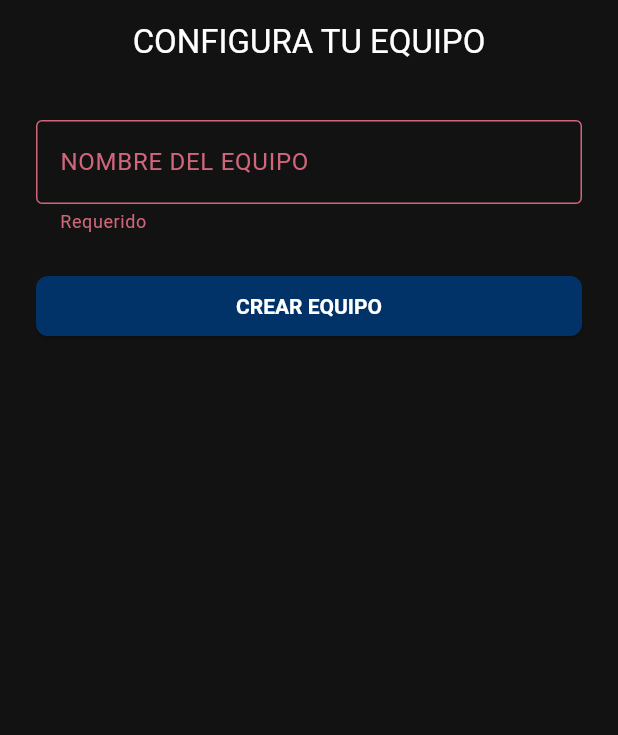
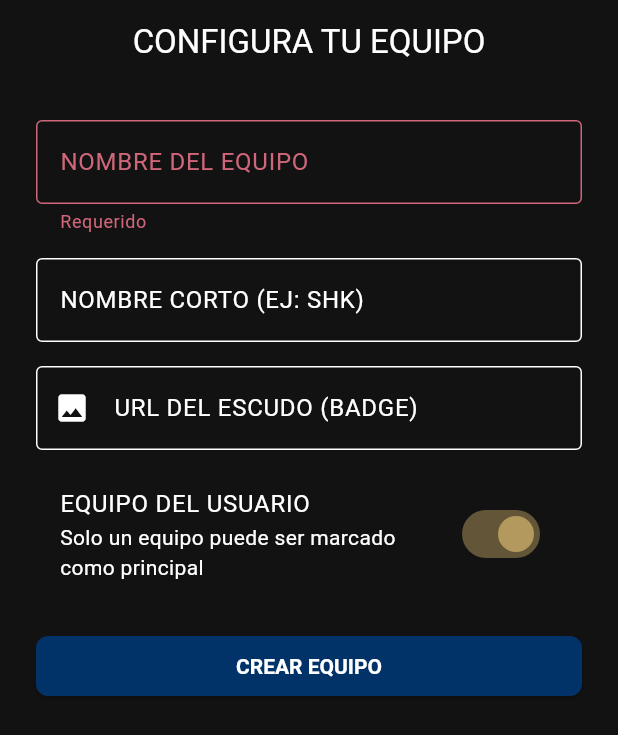
Before and after one commit to titozeio/tagfootstats, a Flutter app: the screen it shows after launch, after a tap on "CREAR EQUIPO", on a phone screen of 412 x 824 dp. Shown: the top 735 px of the screen. Run offline on Flutter 3.47's test engine with Material 3 defaults, Android fonts, the phone set to English and light mode, and no system bars; our stand-ins replace bloc, cloud_firestore, equatable, firebase_core, flutter_bloc, go_router and 1 more; accounts and stored records are empty.

Commit message:
- [x] In the Edit Team screen, the "manage players" button is hard to see, change its color. - [x] In the Edit Team Screen, teams should have some optional values, like "badge" or "short name". Add a way so the user can add an image as a badge for the team. - [x] In the Edit Team Screen, we should make it clear if that team is the user team. Maybe with a small icon or color. - [x] In the Teams screen, we should allow the user to change his team easily (with a selector or a button for each team "make it my team"). A user can only have one team, so When selecting a new team for the user, the previous one ceases to be its team.

```diff
--- a/tagfootstats/lib/data/models/team_model.dart
+++ b/tagfootstats/lib/data/models/team_model.dart
@@ -8,6 +8,7 @@ class TeamModel extends Team {
   const TeamModel({
     required super.id,
     required super.name,
+    super.shortName,
     super.logoUrl,
     super.isOwnTeam = false,
   });
@@ -21,6 +22,7 @@ class TeamModel extends Team {
     return TeamModel(
       id: entity.id,
       name: entity.name,
+      shortName: entity.shortName,
       logoUrl: entity.logoUrl,
       isOwnTeam: entity.isOwnTeam,
     );
--- a/tagfootstats/lib/domain/entities/team.dart
+++ b/tagfootstats/lib/domain/entities/team.dart
@@ -3,16 +3,18 @@ import 'package:equatable/equatable.dart';
 class Team extends Equatable {
   final String id;
   final String name;
+  final String? shortName;
   final String? logoUrl;
   final bool isOwnTeam;
 
   const Team({
     required this.id,
     required this.name,
+    this.shortName,
     this.logoUrl,
     this.isOwnTeam = false,
   });
 
   @override
-  List<Object?> get props => [id, name, logoUrl, isOwnTeam];
+  List<Object?> get props => [id, name, shortName, logoUrl, isOwnTeam];
 }
--- a/tagfootstats/lib/domain/repositories/team_repository.dart
+++ b/tagfootstats/lib/domain/repositories/team_repository.dart
@@ -6,4 +6,5 @@ abstract class TeamRepository {
   Future<void> saveTeam(Team team);
   Future<void> deleteTeam(String id);
   Future<Team?> getOwnTeam();
+  Future<void> setAsOwnTeam(String teamId);
 }
--- a/tagfootstats/lib/presentation/pages/admin/team_form_page.dart
+++ b/tagfootstats/lib/presentation/pages/admin/team_form_page.dart
@@ -19,12 +19,19 @@ class TeamFormPage extends StatefulWidget {
 class _TeamFormPageState extends State<TeamFormPage> {
   final _formKey = GlobalKey<FormState>();
   late TextEditingController _nameController;
+  late TextEditingController _shortNameController;
+  late TextEditingController _logoUrlController;
+  bool _isOwnTeam = false;
   bool _isSaving = false;
 
   @override
   void initState() {
     super.initState();
     _nameController = TextEditingController(text: widget.team?.name ?? '');
+    _shortNameController =
+        TextEditingController(text: widget.team?.shortName ?? '');
+    _logoUrlController = TextEditingController(text: widget.team?.logoUrl ?? '');
+    _isOwnTeam = widget.team?.isOwnTeam ?? widget.isInitialSetup;
   }
 
   @override
@@ -57,6 +64,34 @@ class _TeamFormPageState extends State<TeamFormPage> {
                 validator: (val) =>
                     val == null || val.isEmpty ? 'Requerido' : null,
               ),
+              const SizedBox(height: 16),
+              TextFormField(
+                controller: _shortNameController,
+                enabled: !_isSaving,
+                decoration: const InputDecoration(
+                  labelText: 'NOMBRE CORTO (EJ: SHK)',
+                  border: OutlineInputBorder(),
+                ),
+              ),
+              const SizedBox(height: 16),
+              TextFormField(
+                controller: _logoUrlController,
+                enabled: !_isSaving,
+                decoration: const InputDecoration(
+                  labelText: 'URL DEL ESCUDO (BADGE)',
+                  border: OutlineInputBorder(),
+                  prefixIcon: Icon(Icons.image),
+                ),
+              ),
+              const SizedBox(height: 16),
+              SwitchListTile(
+                title: const Text('EQUIPO DEL USUARIO'),
+                subtitle: const Text('Solo un equipo puede ser marcado como principal'),
+                value: _isOwnTeam,
+                activeColor: AppColors.nflGold,
+                onChanged:
+                    _isSaving ? null : (val) => setState(() => _isOwnTeam = val),
+              ),
               const SizedBox(height: 24),
               if (_isSaving)
                 const Center(child: CircularProgressIndicator())
@@ -71,10 +106,15 @@ class _TeamFormPageState extends State<TeamFormPage> {
                   widget.team != null &&
                   !_isSaving) ...[
                 const SizedBox(height: 16),
-                OutlinedButton.icon(
+                const SizedBox(height: 16),
+                ElevatedButton.icon(
                   onPressed: () => context.push('/players/${widget.team!.id}'),
-                  icon: const Icon(Icons.person),
-                  label: const Text('GESTIONAR JUGADORES'),
+                  style: ElevatedButton.styleFrom(
+                    backgroundColor: AppColors.nflGold,
+                    foregroundColor: Colors.black,
+                  ),
+                  icon: const Icon(Icons.people),
+                  label: const Text('GESTIONAR JUGADORES (ROSTER)'),
                 ),
               ],
             ],
@@ -128,18 +168,22 @@ class _TeamFormPageState extends State<TeamFormPage> {
               widget.team?.id ??
               DateTime.now().millisecondsSinceEpoch.toString(),
           name: _nameController.text,
-          isOwnTeam: widget.isInitialSetup || (widget.team?.isOwnTeam ?? false),
+          shortName: _shortNameController.text.toUpperCase(),
+          logoUrl: _logoUrlController.text,
+          isOwnTeam: _isOwnTeam,
         );
 
-        await context
-            .read<TeamRepository>()
-            .saveTeam(team)
-            .timeout(
-              const Duration(seconds: 15),
-              onTimeout: () => throw Exception(
-                'TIEMPO DE ESPERA AGOTADO. Comprueba tu conexión o las reglas de Firebase.',
-              ),
-            );
+        if (_isOwnTeam) {
+          // Ensure atomicity if marking as own team
+          await context.read<TeamRepository>().setAsOwnTeam(team.id);
+          // Now save the other fields (though setAsOwnTeam only sets the flag)
+          // We still need to save everything else
+        }
+
+        await context.read<TeamRepository>().saveTeam(team).timeout(
+          const Duration(seconds: 15),
+          onTimeout: () => throw Exception('TIEMPO DE ESPERA AGOTADO.'),
+        );
 
         if (mounted) {
           ScaffoldMessenger.of(context).showSnackBar(
```
Also changed, not shown: tagfootstats/lib/data/repositories/firestore_team_repository.dart (+22 -0 lines), tagfootstats/lib/presentation/pages/admin/teams/team_list_page.dart (+53 -9 lines), tagfootstats/lib/data/models/team_model.g.dart, 1 other file.
